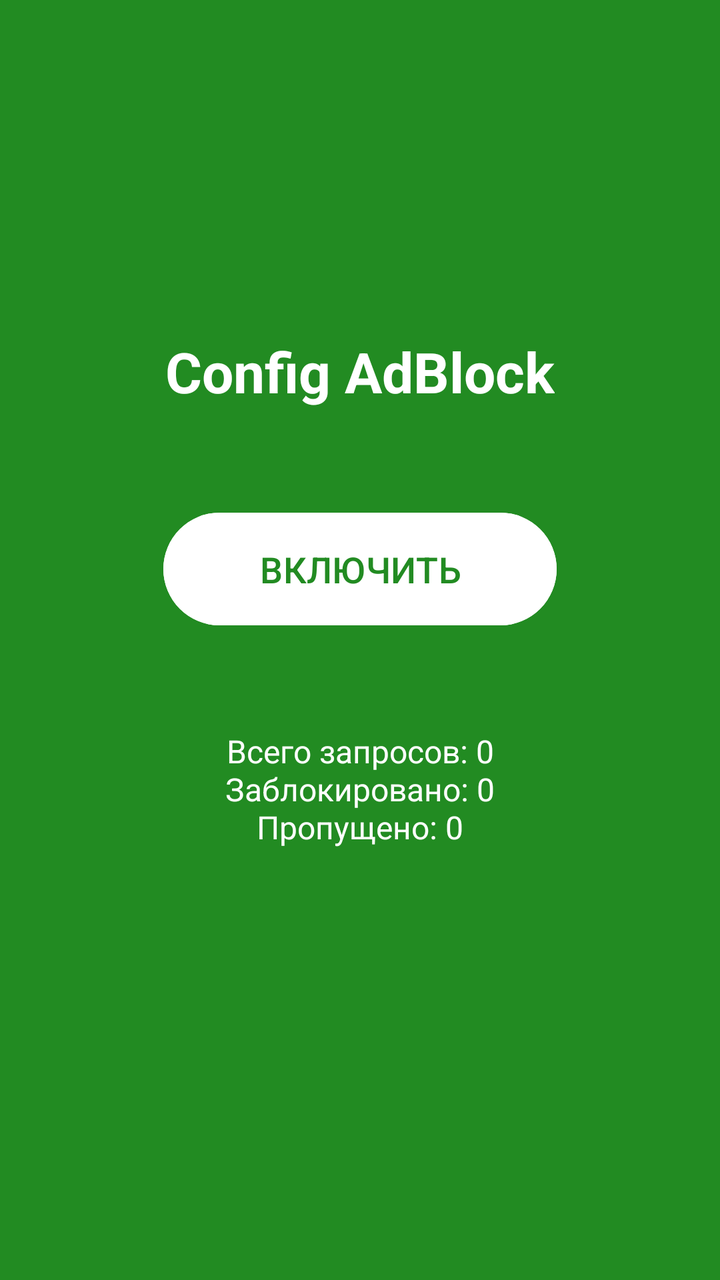
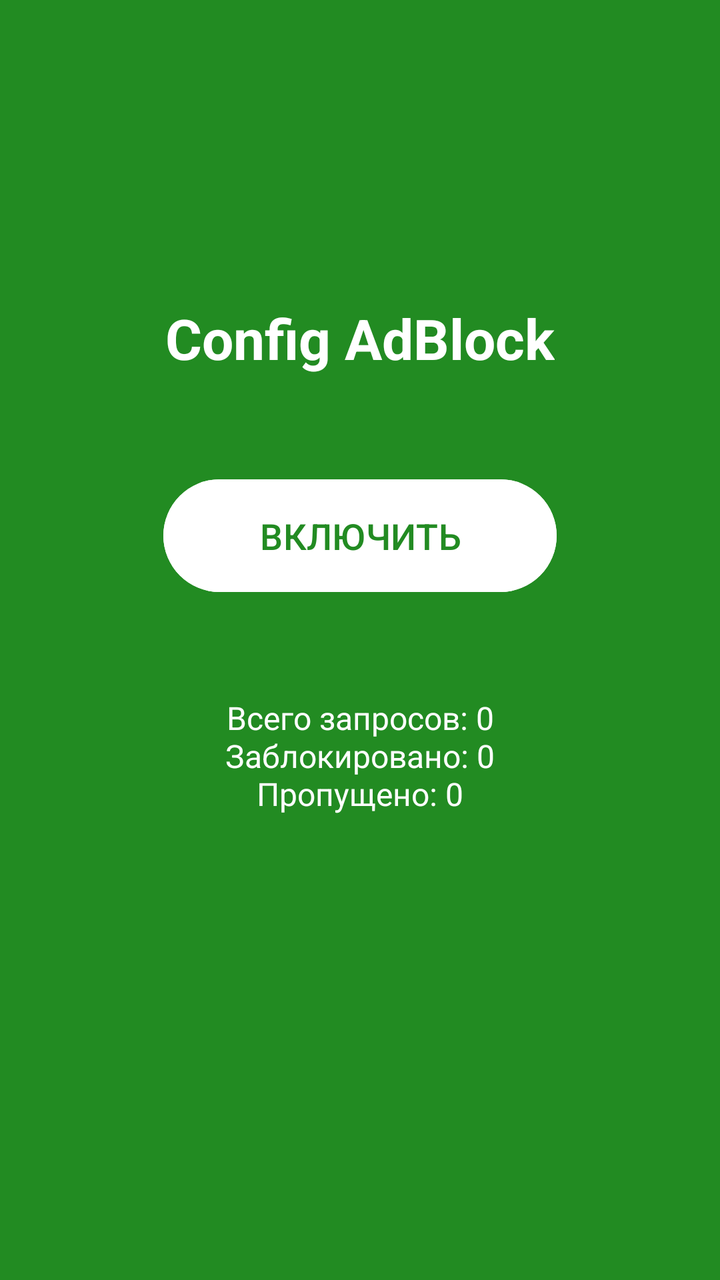

Compare the two renders of this Android layout. The source of the first and the diff that turns it into the second are given below.
<!-- AndroidManifest.xml: application theme Theme.ConfigAdBlock -->
<!-- res/layout/activity_main.xml -->
<?xml version="1.0" encoding="utf-8"?>
<LinearLayout xmlns:android="http://schemas.android.com/apk/res/android"
    android:orientation="vertical"
    android:layout_width="match_parent"
    android:layout_height="match_parent"
    android:gravity="center"
    android:background="@color/green_primary"
    android:padding="32dp">
    <TextView
        android:layout_width="wrap_content"
        android:layout_height="wrap_content"
        android:text="Config AdBlock"
        android:textColor="@color/white_bg"
        android:textSize="28sp"
        android:textStyle="bold"
        android:layout_marginBottom="48dp" />
    <com.google.android.material.button.MaterialButton
        android:id="@+id/btnToggle"
        android:layout_width="wrap_content"
        android:layout_height="wrap_content"
        android:text="ВКЛЮЧИТЬ"
        android:textSize="18sp"
        android:backgroundTint="@color/white_bg"
        android:textColor="@color/green_primary"
        android:paddingStart="48dp"
        android:paddingEnd="48dp"
        android:paddingTop="16dp"
        android:paddingBottom="16dp" />
    <TextView
        android:id="@+id/tvStats"
        android:layout_width="wrap_content"
        android:layout_height="wrap_content"
        android:text="Всего запросов: 0\nЗаблокировано: 0\nПропущено: 0"
        android:textColor="@color/white_bg"
        android:textSize="16sp"
        android:layout_marginTop="48dp"
        android:gravity="center" />
    <TextView
        android:id="@+id/tvVersion"
        android:layout_width="wrap_content"
        android:layout_height="wrap_content"
        android:text=""
        android:textColor="@color/white_bg"
        android:textSize="12sp"
        android:layout_marginTop="32dp" />
</LinearLayout>
<!-- resources referenced by this layout -->
<resources>
  <color name="green_primary">#228B22</color>
  <color name="white_bg">#FFFFFF</color>
  <style name="Theme.ConfigAdBlock" parent="Theme.Material3.DayNight.NoActionBar">
          <item name="colorPrimary">@color/green_primary</item>
          <item name="colorOnPrimary">@color/white_bg</item>
          <item name="colorPrimaryContainer">@color/green_dark</item>
          <item name="colorOnPrimaryContainer">@color/white_bg</item>
          <item name="colorSecondary">@color/green_dark</item>
          <item name="colorSecondaryContainer">@color/green_dark</item>
          <item name="colorOnSecondaryContainer">@color/white_bg</item>
          <item name="android:statusBarColor">@color/green_dark</item>
          <item name="android:navigationBarColor">@color/green_primary</item>
          <item name="android:windowBackground">@color/green_primary</item>
          <item name="android:textColorPrimary">@color/white_bg</item>
          <item name="android:textColorSecondary">@color/white_bg</item>
      </style>
  <color name="green_dark">#1B6E1B</color>
</resources>

<!-- the commit's change to res/layout/activity_main.xml (unified diff, before → after) -->
@@ -36,11 +36,20 @@
         android:layout_marginTop="48dp"
         android:gravity="center" />
     <TextView
+        android:id="@+id/tvError"
+        android:layout_width="wrap_content"
+        android:layout_height="wrap_content"
+        android:text=""
+        android:textColor="#FFD54F"
+        android:textSize="13sp"
+        android:layout_marginTop="24dp"
+        android:gravity="center" />
+    <TextView
         android:id="@+id/tvVersion"
         android:layout_width="wrap_content"
         android:layout_height="wrap_content"
         android:text=""
         android:textColor="@color/white_bg"
         android:textSize="12sp"
-        android:layout_marginTop="32dp" />
+        android:layout_marginTop="24dp" />
 </LinearLayout>
